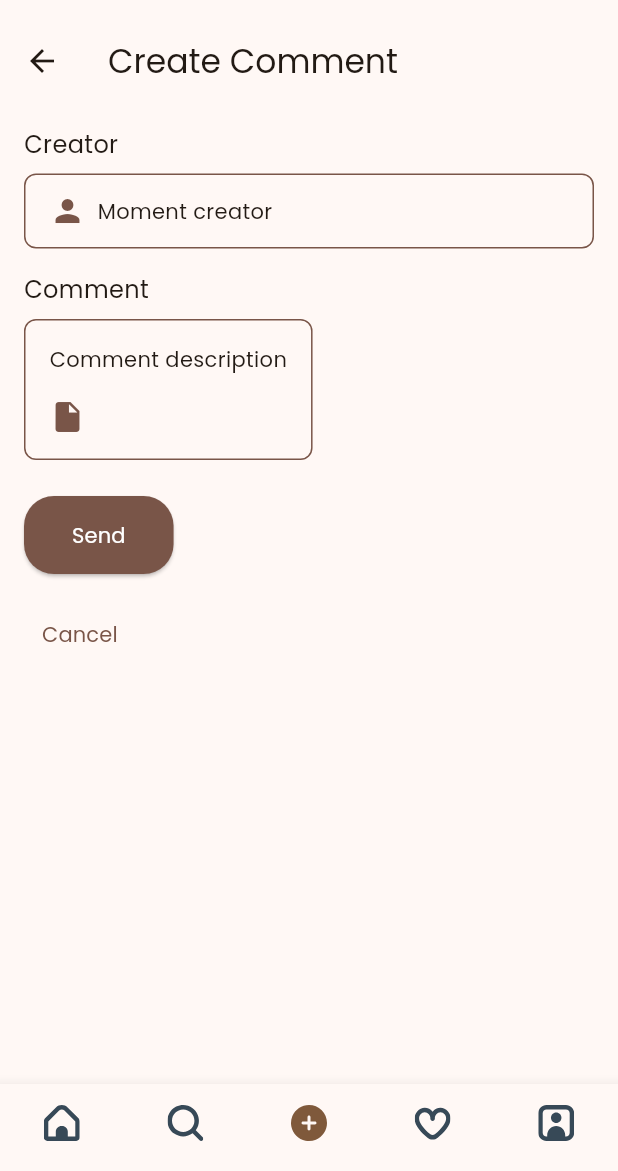
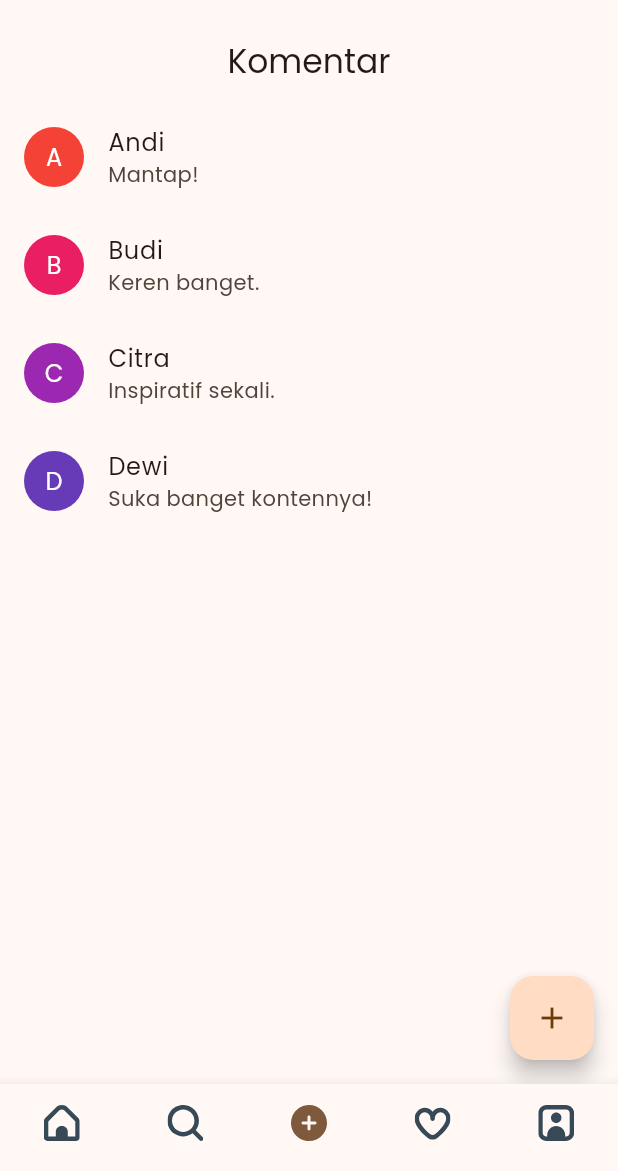
Before and after one commit to ramawisnawa/mobile-programming-ca224, a Flutter app: the screen it shows after launch, item 3 of the bottom bar chosen, on a phone screen of 412 x 824 dp, the part 65-1236 px from its top. Run offline on Flutter 3.47's test engine with Material 3 defaults, Android fonts, the phone set to English and light mode, and no system bars; our stand-ins replace flutter_svg; network calls fail.

Commit message:
final commit

```diff
--- a/lib/pages/create_comment.dart
+++ b/lib/pages/create_comment.dart
@@ -1,78 +1,50 @@
 import 'package:flutter/material.dart';
 
 class CreateCommentPage extends StatelessWidget {
+  const CreateCommentPage({super.key});
+
   @override
   Widget build(BuildContext context) {
+    final TextEditingController nameController = TextEditingController();
+    final TextEditingController commentController = TextEditingController();
+
     return Scaffold(
       appBar: AppBar(
-        title: Text("Create Comment"),
-        leading: IconButton(
-          icon: Icon(Icons.arrow_back),
-          onPressed: () => Navigator.of(context).pop(),
-        ),
+        title: const Text("Tambah Komentar"),
+        centerTitle: true,
       ),
       body: Padding(
         padding: const EdgeInsets.all(16.0),
         child: Column(
-          crossAxisAlignment: CrossAxisAlignment.start,
           children: [
-            Text("Creator", style: TextStyle(fontSize: 16)),
-            SizedBox(height: 8),
-            Container(
-              padding: EdgeInsets.symmetric(horizontal: 16, vertical: 12),
-              decoration: BoxDecoration(
-                border: Border.all(color: Colors.brown),
-                borderRadius: BorderRadius.circular(8),
-              ),
-              child: Row(
-                children: [
-                  Icon(Icons.person, color: Colors.brown),
-                  SizedBox(width: 8),
-                  Text("Moment creator"),
-                ],
+            TextField(
+              controller: nameController,
+              decoration: const InputDecoration(
+                labelText: "Nama",
+                border: OutlineInputBorder(),
               ),
             ),
-            SizedBox(height: 16),
-            Text("Comment", style: TextStyle(fontSize: 16)),
-            SizedBox(height: 8),
-            Container(
-              padding: EdgeInsets.all(16),
-              decoration: BoxDecoration(
-                border: Border.all(color: Colors.brown),
-                borderRadius: BorderRadius.circular(8),
-              ),
-              child: Column(
-                crossAxisAlignment: CrossAxisAlignment.start,
-                children: [
-                  Text("Comment description"),
-                  SizedBox(height: 16),
-                  Icon(Icons.insert_drive_file, color: Colors.brown),
-                ],
+            const SizedBox(height: 16),
+            TextField(
+              controller: commentController,
+              decoration: const InputDecoration(
+                labelText: "Komentar",
+                border: OutlineInputBorder(),
               ),
             ),
-            SizedBox(height: 24),
+            const SizedBox(height: 16),
             ElevatedButton(
               onPressed: () {
-                // Tambahkan fungsi kirim komentar di sini
+                // Kembalikan data ke halaman sebelumnya
+                if (nameController.text.isNotEmpty &&
+                    commentController.text.isNotEmpty) {
+                  Navigator.pop(context, {
+                    "name": nameController.text,
+                    "comment": commentController.text,
+                  });
+                }
               },
-              style: ElevatedButton.styleFrom(
-                backgroundColor: Colors.brown,
-                padding: EdgeInsets.symmetric(horizontal: 32, vertical: 16),
-                shape: RoundedRectangleBorder(
-                  borderRadius: BorderRadius.circular(20),
-                ),
-              ),
-              child: Text("Send", style: TextStyle(color: Colors.white)),
-            ),
-            SizedBox(height: 16),
-            TextButton(
-              onPressed: () {
-                Navigator.of(context).pop();
-              },
-              child: Text(
-                "Cancel",
-                style: TextStyle(color: Colors.brown),
-              ),
+              child: const Text("Kirim"),
             ),
           ],
         ),
--- /dev/null
+++ b/lib/pages/list_comments_page.dart
@@ -0,0 +1,69 @@
+import 'package:flutter/material.dart';
+import 'create_comment.dart'; // Pastikan path sesuai dengan file CreateCommentPage
+
+class ListCommentsPage extends StatefulWidget {
+  const ListCommentsPage({super.key});
+
+  @override
+  State<ListCommentsPage> createState() => _ListCommentsPageState();
+}
+
+class _ListCommentsPageState extends State<ListCommentsPage> {
+  // Daftar komentar awal
+  final List<Map<String, String>> _comments = [
+    {"name": "Andi", "comment": "Mantap!"},
+    {"name": "Budi", "comment": "Keren banget."},
+    {"name": "Citra", "comment": "Inspiratif sekali."},
+    {"name": "Dewi", "comment": "Suka banget kontennya!"},
+  ];
+
+  // Fungsi untuk menambahkan komentar baru
+  void _addComment(String name, String comment) {
+    setState(() {
+      _comments.add({"name": name, "comment": comment});
+    });
+  }
+
+  @override
+  Widget build(BuildContext context) {
+    return Scaffold(
+      appBar: AppBar(
+        title: const Text("Komentar"),
+        centerTitle: true,
+      ),
+      body: ListView.builder(
+        itemCount: _comments.length,
+        itemBuilder: (context, index) {
+          return ListTile(
+            leading: CircleAvatar(
+              backgroundColor: Colors.primaries[index % Colors.primaries.length],
+              child: Text(
+                _comments[index]["name"]![0].toUpperCase(), // Inisial nama
+                style: const TextStyle(color: Colors.white),
+              ),
+            ),
+            title: Text(_comments[index]["name"]!),
+            subtitle: Text(_comments[index]["comment"]!),
+          );
+        },
+      ),
+      floatingActionButton: FloatingActionButton(
+        onPressed: () async {
+          // Navigasi ke halaman Create Comment
+          final result = await Navigator.push(
+            context,
+            MaterialPageRoute(
+              builder: (context) => const CreateCommentPage(),
+            ),
+          );
+
+          // Periksa apakah data valid dan tambahkan komentar baru
+          if (result != null && result is Map<String, String>) {
+            _addComment(result["name"]!, result["comment"]!);
+          }
+        },
+        child: const Icon(Icons.add),
+      ),
+    );
+  }
+}
--- a/lib/pages/main_page.dart
+++ b/lib/pages/main_page.dart
@@ -1,8 +1,10 @@
 import 'package:flutter/material.dart';
 import 'package:flutter_svg/flutter_svg.dart';
 import 'package:myapp/pages/home_page.dart';
+import 'package:myapp/pages/list_comments_page.dart';
 import 'package:myapp/pages/search_page.dart';
 import 'package:myapp/resources/colors.dart';
+// ignore: unused_import
 import 'package:myapp/pages/create_comment.dart';
 
 class MainPage extends StatefulWidget {
@@ -24,14 +26,13 @@ class _MainPageState extends State<MainPage> {
   }
 
   // List widget untuk setiap page
- final List<Widget> _pages = [
+final List<Widget> _pages = [
   const HomePage(),
   const SearchPage(),
-  CreateCommentPage(),
+  const ListCommentsPage(),
   const Center(child: Text('This is the activity page.')),
   const Center(child: Text('This is the profile page.')),
 ];
-
   @override
   Widget build(BuildContext context) {
     return Scaffold(
```
